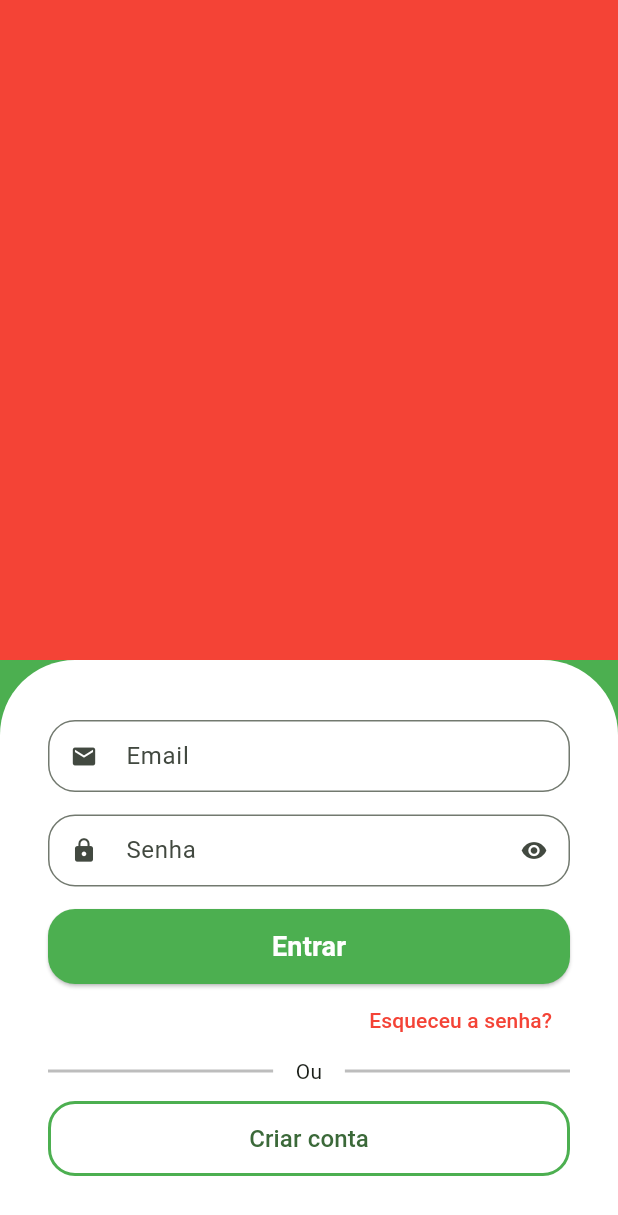
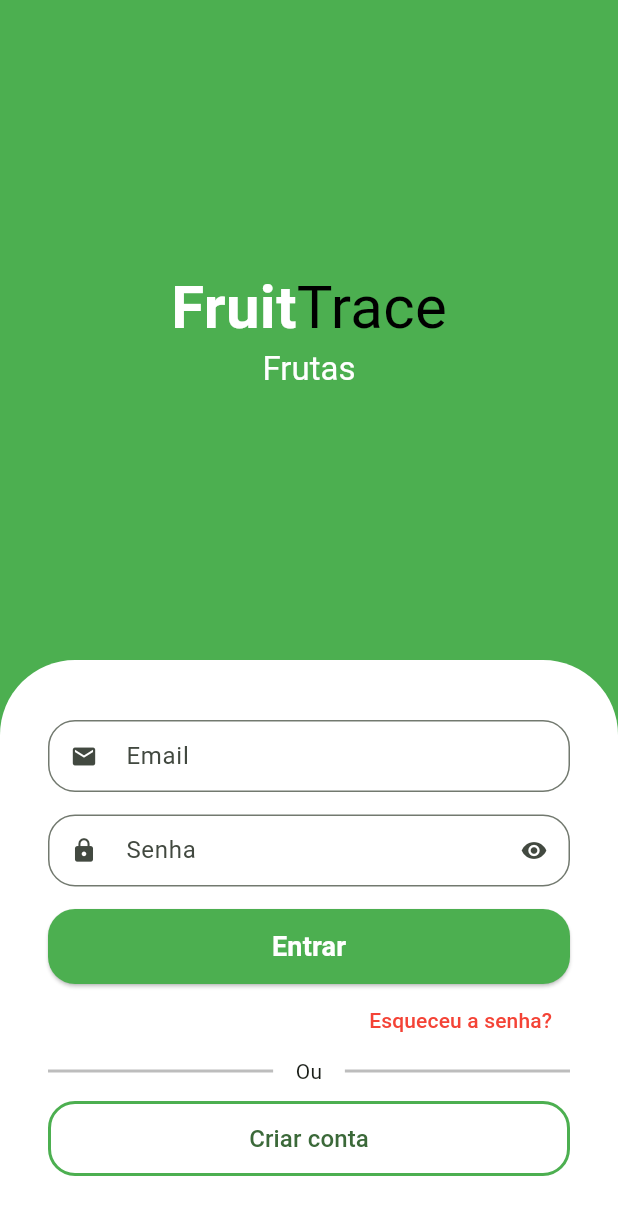
Before and after one commit to Miicchhel/FruitTrace, a Flutter app: the screen it shows after launch, on a phone screen of 412 x 824 dp. Shown: the top 1215 px of the screen. Run offline on Flutter 3.47's test engine with Material 3 defaults, Android fonts, the phone set to English and light mode, and no system bars; drawn by our look-alikes of animated_text_kit.

Commit message:
adicionando o nome do app e animação das categorias

```diff
--- a/lib/src/auth/sign_in_screen.dart
+++ b/lib/src/auth/sign_in_screen.dart
@@ -1,6 +1,5 @@
+import 'package:animated_text_kit/animated_text_kit.dart';
 import 'package:flutter/material.dart';
-import 'package:flutter/rendering.dart';
-import 'package:flutter/widgets.dart';
 import 'package:fruittrace/src/auth/components/custom_text_field.dart';
 
 class SignInScreen extends StatefulWidget {
@@ -18,7 +17,70 @@ class _SignInScreenState extends State<SignInScreen> {
       body: Column(
         children: [
           // parte de cimay
-          Expanded(child: Container(color: Colors.red)),
+          Expanded(
+            child: Column(
+              mainAxisAlignment: MainAxisAlignment.center,
+              children: [
+                // Logo
+                const Text.rich(
+                  TextSpan(
+                    style: TextStyle(
+                      fontSize: 40.0,
+                    ),
+                    children: [
+                      TextSpan(
+                        text: 'Fruit',
+                        style: TextStyle(
+                          color: Colors.white,
+                          fontWeight: FontWeight.bold,
+                        ),
+                      ),
+                      TextSpan(
+                        text: 'Trace',
+                        style: TextStyle(
+                          color: Colors.black,
+                        ),
+                      ),
+                    ],
+                  )
+                ),
+
+                // Categorias
+                SizedBox(
+                  height: 30.0,
+                  child: DefaultTextStyle(
+                    style: const TextStyle( fontSize: 22.0,  color: Color.fromARGB(255, 143, 59, 59)),
+                    child: AnimatedTextKit(
+                      pause: Duration.zero,
+                      repeatForever: true,
+                      animatedTexts: [
+                        FadeAnimatedText('Frutas', textStyle: const TextStyle(color: Colors.white),),
+                        FadeAnimatedText('Abacaxi'),
+                        FadeAnimatedText('Goiaba'),
+                        FadeAnimatedText('Manga'),
+                        FadeAnimatedText('Acerola'),
+                        FadeAnimatedText('Caju'),
+                        FadeAnimatedText('Uva'),
+                        FadeAnimatedText('Graviola'),
+                        FadeAnimatedText('Tangerina'),
+                        FadeAnimatedText('Mangaba'),
+                        FadeAnimatedText('Pinha'),
+                        FadeAnimatedText('Pitanga'),
+                        FadeAnimatedText('Morango'),
+                        FadeAnimatedText('Maracujá'),
+                        FadeAnimatedText('Cupuaçu'),
+                        FadeAnimatedText('Cajá'),
+                        FadeAnimatedText('Misturas', textStyle: const TextStyle(color: Colors.white),),
+                        FadeAnimatedText('Abacaxi c/ hortelã'),
+                        FadeAnimatedText('Guaráçai'),
+                        FadeAnimatedText('Guarabom'),
+                      ],
+                    ),
+                  ),
+                ),
+              ],
+            ),
+          ),
 
           // parte de baixo
           Container(
```
